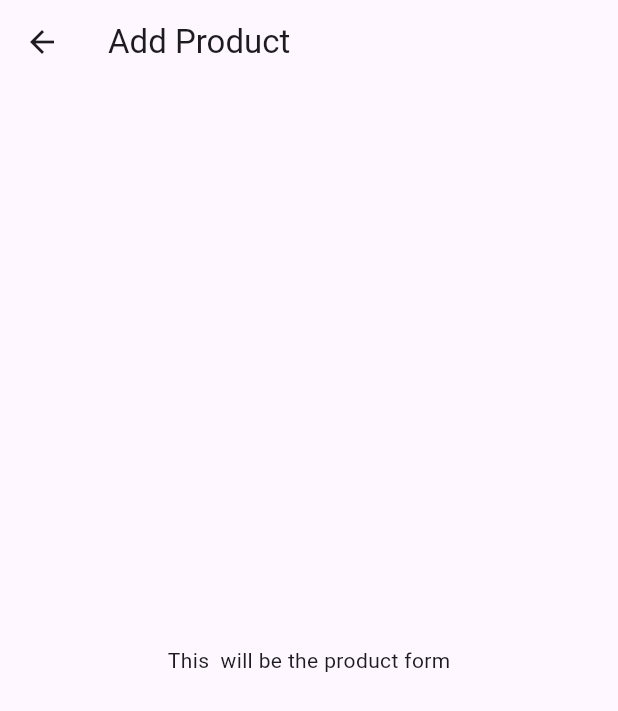
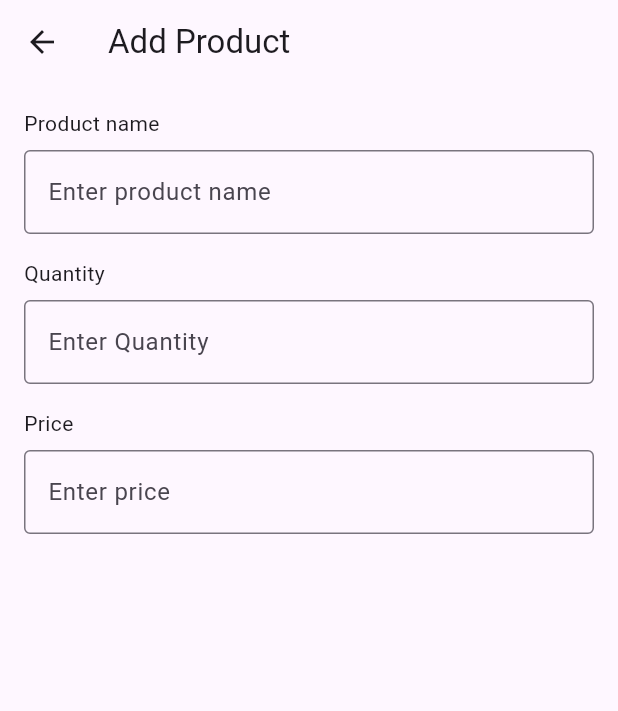
Before and after one commit to shraddhasa666/Inventory-_management_system, a Flutter app: the AddProductScreen screen opened directly, on a phone screen of 412 x 824 dp. Shown: the top 711 px of the screen. Run offline on Flutter 3.47's test engine with Material 3 defaults, Android fonts, the phone set to English and light mode, and no system bars.

Commit message:
added product form fields: name, quantity and price

```diff
--- a/lib/add_product_screen.dart
+++ b/lib/add_product_screen.dart
@@ -1,7 +1,16 @@
 import 'package:flutter/material.dart';
 
-class AddProductScreen extends StatelessWidget {
+class AddProductScreen extends StatefulWidget {
   const AddProductScreen({super.key});
+
+  @override
+  State<AddProductScreen> createState() => _AddProductScreenState();
+}
+
+class _AddProductScreenState extends State<AddProductScreen> {
+  final TextEditingController _nameController = TextEditingController();
+  final TextEditingController _quantityController = TextEditingController();
+  final TextEditingController _priceController = TextEditingController();
 
   @override
   Widget build(BuildContext context) {
@@ -9,9 +18,44 @@ class AddProductScreen extends StatelessWidget {
       appBar: AppBar(
         title: Text("Add Product"),
       ),
-      body: Center(
-        child: Text("This  will be the product form"),
-      ),
+      body: Padding(
+        padding: const EdgeInsets.all(16.0),
+        child: Column(
+          crossAxisAlignment: CrossAxisAlignment.start,
+          children: [
+            Text("Product name"),
+            SizedBox(height: 8,),
+            TextField(
+              controller: _nameController,
+              decoration: InputDecoration(
+                border: OutlineInputBorder(),
+                hintText: "Enter product name"
+              ),
+            ),
+            SizedBox(height: 16),
+            Text("Quantity"),
+            SizedBox(height: 8,),
+            TextField(
+              controller: _quantityController,
+              keyboardType: TextInputType.number,
+              decoration: InputDecoration(
+                border: OutlineInputBorder(),
+                hintText: "Enter Quantity",
+              ),
+            ),
+            SizedBox(height: 16),
+        Text("Price"),
+        SizedBox(height: 8),
+        TextField(
+          controller: _priceController,
+          keyboardType: TextInputType.number,
+          decoration: InputDecoration(
+            border: OutlineInputBorder(),
+            hintText: "Enter price",
+           ),
+          ),
+          ],
+        ),),
     );
   }
 }
```
